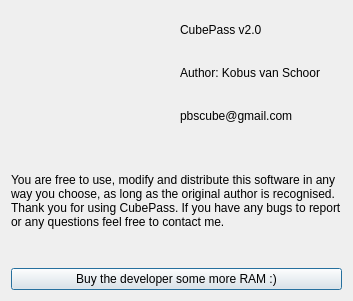
kobus-v-schoor/cubepass, file cubepass/aboutscreen.ui: the form before one commit.
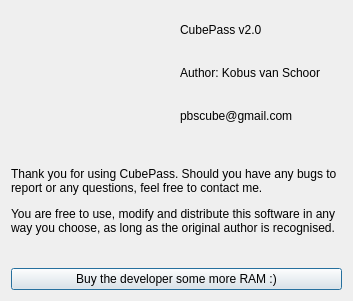
The form after the commit. Icons and pictures are not drawn.

```diff
--- a/cubepass/aboutscreen.ui
+++ b/cubepass/aboutscreen.ui
@@ -75,7 +75,7 @@
    <item>
     <widget class="QLabel" name="label_5">
      <property name="text">
-      <string>You are free to use, modify and distribute this software in any way you choose, as long as the original author is recognised. Thank you for using CubePass. If you have any bugs to report or any questions feel free to contact me.</string>
+      <string>&lt;html&gt;&lt;head/&gt;&lt;body&gt;&lt;p&gt;Thank you for using CubePass. Should you have any bugs to report or any questions, feel free to contact me.&lt;/p&gt;&lt;p&gt;You are free to use, modify and distribute this software in any way you choose, as long as the original author is recognised.&lt;/p&gt;&lt;/body&gt;&lt;/html&gt;</string>
      </property>
      <property name="alignment">
       <set>Qt::AlignLeading|Qt::AlignLeft|Qt::AlignVCenter</set>
```
